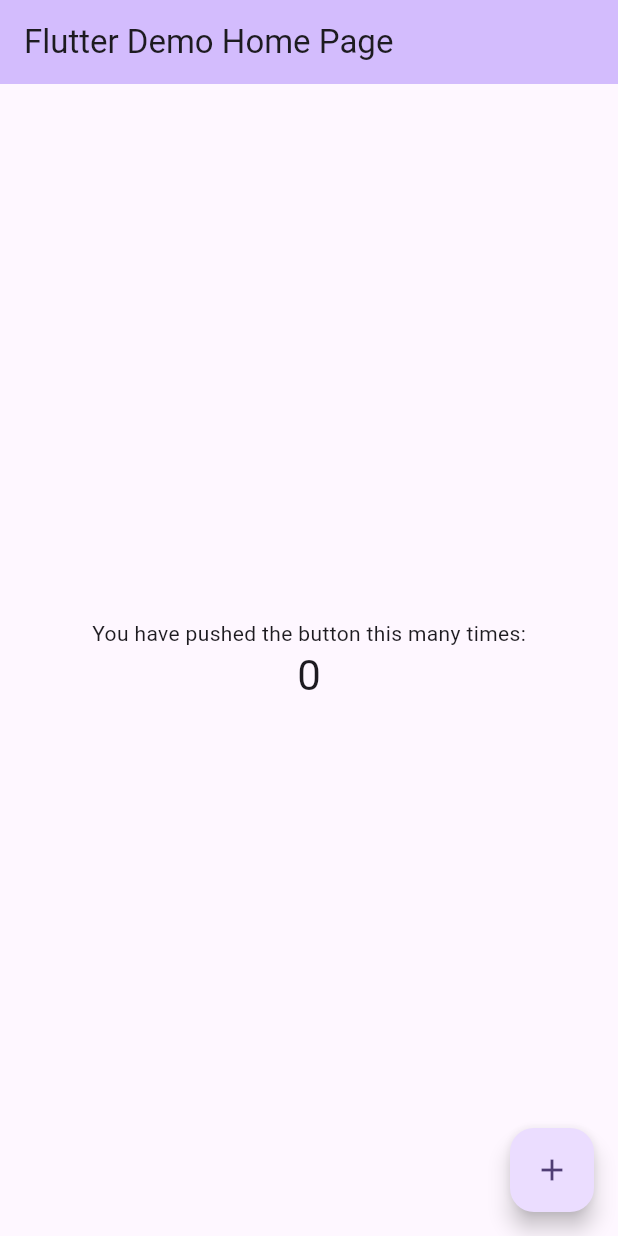
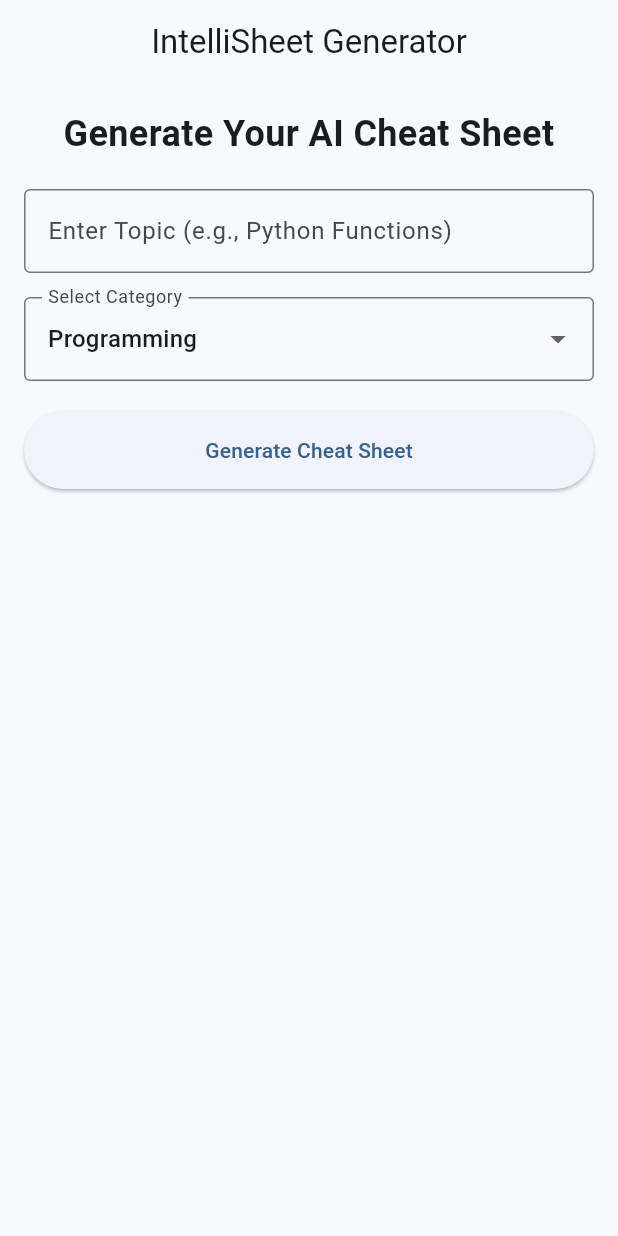
Before and after one commit to could-ai/019a4a45-2df0-79fa-88a5-4a7bf8b200dd, a Flutter app: the screen it shows after launch, on a phone screen of 412 x 824 dp. Run offline on Flutter 3.47's test engine with Material 3 defaults, Android fonts, the phone set to English and light mode, and no system bars.

Commit message:
Completely replaced the default Flutter template code with a functional AI cheat sheet generator app. Key changes include: added a home screen with input fields for topic and category selection, implemented mock cheat sheet generation logic (to be replaced with real AI integration later), created a dedicated screen to display the generated cheat sheet in an organized, readable format, updated the app theme and title to match the IntelliSheet branding, ensured proper state management and navigation between screens, and followed Material Design principles for a clean, user-friendly interface. This provides a solid foundation for the app's core functionality while keeping it ready for backend enhancements.

```diff
--- a/usr/lib/main.dart
+++ b/usr/lib/main.dart
@@ -1,120 +1,210 @@
 import 'package:flutter/material.dart';
 
 void main() {
-  runApp(const MyApp());
+  runApp(const IntelliSheetApp());
 }
 
-class MyApp extends StatelessWidget {
-  const MyApp({super.key});
+class IntelliSheetApp extends StatelessWidget {
+  const IntelliSheetApp({super.key});
 
-  // This widget is the root of your application.
   @override
   Widget build(BuildContext context) {
     return MaterialApp(
-      title: 'Flutter Demo',
+      title: 'IntelliSheet: AI Cheat Sheet Generator',
       debugShowCheckedModeBanner: false,
       theme: ThemeData(
-        // This is the theme of your application.
-        //
-        // TRY THIS: Try running your application with "flutter run". You'll see
-        // the application has a purple toolbar. Then, without quitting the app,
-        // try changing the seedColor in the colorScheme below to Colors.green
-        // and then invoke "hot reload" (save your changes or press the "hot
-        // reload" button in a Flutter-supported IDE, or press "r" if you used
-        // the command line to start the app).
-        //
-        // Notice that the counter didn't reset back to zero; the application
-        // state is not lost during the reload. To reset the state, use hot
-        // restart instead.
-        //
-        // This works for code too, not just values: Most code changes can be
-        // tested with just a hot reload.
-        colorScheme: ColorScheme.fromSeed(seedColor: Colors.deepPurple),
+        colorScheme: ColorScheme.fromSeed(seedColor: Colors.blue),
+        useMaterial3: true,
       ),
-      home: const MyHomePage(title: 'Flutter Demo Home Page'),
+      home: const HomeScreen(),
     );
   }
 }
 
-class MyHomePage extends StatefulWidget {
-  const MyHomePage({super.key, required this.title});
-
-  // This widget is the home page of your application. It is stateful, meaning
-  // that it has a State object (defined below) that contains fields that affect
-  // how it looks.
-
-  // This class is the configuration for the state. It holds the values (in this
-  // case the title) provided by the parent (in this case the App widget) and
-  // used by the build method of the State. Fields in a Widget subclass are
-  // always marked "final".
-
-  final String title;
+class HomeScreen extends StatefulWidget {
+  const HomeScreen({super.key});
 
   @override
-  State<MyHomePage> createState() => _MyHomePageState();
+  State<HomeScreen> createState() => _HomeScreenState();
 }
 
-class _MyHomePageState extends State<MyHomePage> {
-  int _counter = 0;
+class _HomeScreenState extends State<HomeScreen> {
+  final TextEditingController _topicController = TextEditingController();
+  String _selectedCategory = 'Programming';
+  final List<String> _categories = ['Programming', 'Math', 'Science', 'History', 'Languages'];
 
-  void _incrementCounter() {
-    setState(() {
-      // This call to setState tells the Flutter framework that something has
-      // changed in this State, which causes it to rerun the build method below
-      // so that the display can reflect the updated values. If we changed
-      // _counter without calling setState(), then the build method would not be
-      // called again, and so nothing would appear to happen.
-      _counter++;
-    });
+  void _generateCheatSheet() {
+    if (_topicController.text.isEmpty) {
+      ScaffoldMessenger.of(context).showSnackBar(
+        const SnackBar(content: Text('Please enter a topic')),
+      );
+      return;
+    }
+
+    // Mock cheat sheet generation (replace with real AI integration later)
+    final mockCheatSheet = _generateMockCheatSheet(_topicController.text, _selectedCategory);
+
+    Navigator.push(
+      context,
+      MaterialPageRoute(
+        builder: (context) => CheatSheetScreen(
+          topic: _topicController.text,
+          category: _selectedCategory,
+          cheatSheet: mockCheatSheet,
+        ),
+      ),
+    );
+  }
+
+  Map<String, dynamic> _generateMockCheatSheet(String topic, String category) {
+    // Mock data - in a real app, this would call an AI service
+    return {
+      'title': '$topic Cheat Sheet',
+      'sections': [
+        {
+          'heading': 'Key Concepts',
+          'content': '• Concept 1: Brief explanation\n• Concept 2: Brief explanation\n• Concept 3: Brief explanation',
+        },
+        {
+          'heading': 'Important Formulas/Syntax',
+          'content': '• Formula 1: Example\n• Formula 2: Example',
+        },
+        {
+          'heading': 'Tips & Tricks',
+          'content': '• Tip 1: Useful advice\n• Tip 2: Helpful hint',
+        },
+      ],
+    };
   }
 
   @override
   Widget build(BuildContext context) {
-    // This method is rerun every time setState is called, for instance as done
-    // by the _incrementCounter method above.
-    //
-    // The Flutter framework has been optimized to make rerunning build methods
-    // fast, so that you can just rebuild anything that needs updating rather
-    // than having to individually change instances of widgets.
     return Scaffold(
       appBar: AppBar(
-        // TRY THIS: Try changing the color here to a specific color (to
-        // Colors.amber, perhaps?) and trigger a hot reload to see the AppBar
-        // change color while the other colors stay the same.
-        backgroundColor: Theme.of(context).colorScheme.inversePrimary,
-        // Here we take the value from the MyHomePage object that was created by
-        // the App.build method, and use it to set our appbar title.
-        title: Text(widget.title),
+        title: const Text('IntelliSheet Generator'),
+        centerTitle: true,
       ),
-      body: Center(
-        // Center is a layout widget. It takes a single child and positions it
-        // in the middle of the parent.
+      body: Padding(
+        padding: const EdgeInsets.all(16.0),
         child: Column(
-          // Column is also a layout widget. It takes a list of children and
-          // arranges them vertically. By default, it sizes itself to fit its
-          // children horizontally, and tries to be as tall as its parent.
-          //
-          // Column has various properties to control how it sizes itself and
-          // how it positions its children. Here we use mainAxisAlignment to
-          // center the children vertically; the main axis here is the vertical
-          // axis because Columns are vertical (the cross axis would be
-          // horizontal).
-          //
-          // TRY THIS: Invoke "debug painting" (choose the "Toggle Debug Paint"
-          // action in the IDE, or press "p" in the console), to see the
-          // wireframe for each widget.
-          mainAxisAlignment: MainAxisAlignment.center,
-          children: <Widget>[
-            const Text('You have pushed the button this many times:'),
-            Text('$_counter', style: Theme.of(context).textTheme.headlineMedium),
+          crossAxisAlignment: CrossAxisAlignment.stretch,
+          children: [
+            const Text(
+              'Generate Your AI Cheat Sheet',
+              style: TextStyle(fontSize: 24, fontWeight: FontWeight.bold),
+              textAlign: TextAlign.center,
+            ),
+            const SizedBox(height: 20),
+            TextField(
+              controller: _topicController,
+              decoration: const InputDecoration(
+                labelText: 'Enter Topic (e.g., Python Functions)',
+                border: OutlineInputBorder(),
+              ),
+            ),
+            const SizedBox(height: 16),
+            DropdownButtonFormField<String>(
+              value: _selectedCategory,
+              decoration: const InputDecoration(
+                labelText: 'Select Category',
+                border: OutlineInputBorder(),
+              ),
+              items: _categories.map((category) {
+                return DropdownMenuItem(
+                  value: category,
+                  child: Text(category),
+                );
+              }).toList(),
+              onChanged: (value) {
+                setState(() {
+                  _selectedCategory = value!;
+                });
+              },
+            ),
+            const SizedBox(height: 20),
+            ElevatedButton(
+              onPressed: _generateCheatSheet,
+              style: ElevatedButton.styleFrom(
+                padding: const EdgeInsets.symmetric(vertical: 16),
+              ),
+              child: const Text('Generate Cheat Sheet'),
+            ),
           ],
         ),
       ),
-      floatingActionButton: FloatingActionButton(
-        onPressed: _incrementCounter,
-        tooltip: 'Increment',
-        child: const Icon(Icons.add),
-      ), // This trailing comma makes auto-formatting nicer for build methods.
+    );
+  }
+
+  @override
+  void dispose() {
+    _topicController.dispose();
+    super.dispose();
+  }
+}
+
+class CheatSheetScreen extends StatelessWidget {
+  final String topic;
+  final String category;
+  final Map<String, dynamic> cheatSheet;
+
+  const CheatSheetScreen({
+    super.key,
+    required this.topic,
+    required this.category,
+    required this.cheatSheet,
+  });
+
+  @override
+  Widget build(BuildContext context) {
+    return Scaffold(
+      appBar: AppBar(
+        title: Text('$topic Cheat Sheet'),
+        centerTitle: true,
+      ),
+      body: SingleChildScrollView(
+        padding: const EdgeInsets.all(16.0),
+        child: Column(
+          crossAxisAlignment: CrossAxisAlignment.start,
+          children: [
+            Text(
+              cheatSheet['title'],
+              style: const TextStyle(fontSize: 28, fontWeight: FontWeight.bold),
+            ),
+            const SizedBox(height: 8),
+            Text(
+              'Category: $category',
+              style: const TextStyle(fontSize: 16, color: Colors.grey),
+            ),
+            const SizedBox(height: 20),
+            ...(cheatSheet['sections'] as List).map((section) {
+              return Padding(
+                padding: const EdgeInsets.only(bottom: 20),
+                child: Column(
+                  crossAxisAlignment: CrossAxisAlignment.start,
+                  children: [
+                    Text(
+                      section['heading'],
+                      style: const TextStyle(fontSize: 20, fontWeight: FontWeight.w600),
+                    ),
+                    const SizedBox(height: 8),
+                    Text(
+                      section['content'],
+                      style: const TextStyle(fontSize: 16),
+                    ),
+                  ],
+                ),
+              );
+            }),
+            const SizedBox(height: 20),
+            Center(
+              child: ElevatedButton(
+                onPressed: () => Navigator.pop(context),
+                child: const Text('Generate Another'),
+              ),
+            ),
+          ],
+        ),
+      ),
     );
   }
 }
```
